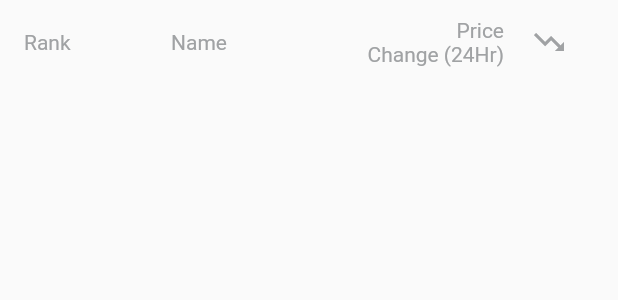
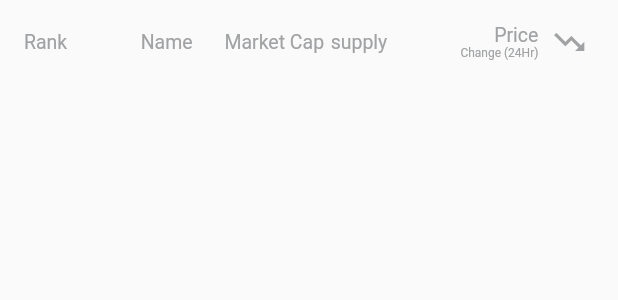
Before and after one commit to alirezabashi98/AlfaCoin, a Flutter app: the ItemTitleCryptoTablet widget shown alone on an empty page, opened directly, on a phone screen of 412 x 824 dp. Shown: the top 300 px of the screen. Run offline on Flutter 3.47's test engine with Material 2 defaults, Android fonts, the phone set to English and light mode, and no system bars; drawn by our look-alikes of auto_size_text; our stand-ins replace cached_network_image, dio, fl_chart, flutter_spinkit, get_it, responsive_builder and 2 more; missing offline and left inert: desktop_webview_window, webviewx; network calls fail.

Commit message:
The tablet mode is finished with high details . Of course, all this is only the first page, I have to work on the desktop and the first page is finished, then we go to performance and..

```diff
--- a/lib/ui/widget/tablet/item_title_crypto_tablet.dart
+++ b/lib/ui/widget/tablet/item_title_crypto_tablet.dart
@@ -1,25 +1,32 @@
 import 'package:alfa_coin/constants/constants.dart';
+import 'package:auto_size_text/auto_size_text.dart';
 import 'package:flutter/material.dart';
+import 'package:sizer/sizer.dart';
 
 class ItemTitleCryptoTablet extends StatelessWidget {
   const ItemTitleCryptoTablet({Key? key}) : super(key: key);
 
   @override
   Widget build(BuildContext context) {
-    var style = const TextStyle(color: ColorsApp.grey, fontSize: 14);
+    var style = const TextStyle(color: ColorsApp.grey, fontSize: 13);
+    var minFontSize = 7.0;
+    var maxFontSize = 14.0;
 
     return ListTile(
-      title: Text(
+      title: AutoSizeText(
+        maxLines: 1,
+        minFontSize: minFontSize,
+        maxFontSize: maxFontSize,
         'Name',
         style: style,
       ),
       leading: SizedBox(
-        width: 82.0,
+        width: 15.w,
         child: Center(
           child: Row(
             children: [
               SizedBox(
-                width: 40.0,
+                width: 8.w,
                 child: Text(
                   'Rank',
                   style: style,
@@ -27,7 +34,7 @@ class ItemTitleCryptoTablet extends StatelessWidget {
               ),
               const Spacer(),
               SizedBox(
-                width: 38.0,
+                width: 6.w,
                 child: Text(
                   '',
                   style: style,
@@ -38,27 +45,63 @@ class ItemTitleCryptoTablet extends StatelessWidget {
         ),
       ),
       trailing: SizedBox(
-        width: 200,
+        width: 60.w,
         child: Row(
           mainAxisAlignment: MainAxisAlignment.end,
           children: [
-            Column(
+            const Spacer(),
+            SizedBox(
+              width: 70,
+              child: AutoSizeText(
+                maxLines: 1,
+                minFontSize: minFontSize,
+                maxFontSize: maxFontSize,
+                "Market Cap",
+                style: style,
+                textAlign: TextAlign.start,
+              ),
+            ),
+            const Spacer(),
+            SizedBox(
+              width: 80,
+              child:
+              AutoSizeText(
+                maxLines: 1,
+                minFontSize: minFontSize,
+                maxFontSize: maxFontSize,
+                "supply",
+                style: style,
+                textAlign: TextAlign.start,
+              ),
+            ),
+            const Spacer(),
+            SizedBox(
+              width: 14.w,
+              child: Column(
                 mainAxisAlignment: MainAxisAlignment.center,
                 crossAxisAlignment: CrossAxisAlignment.end,
                 children: [
-                Text(
+                  AutoSizeText(
                     "Price",
                     style: style,
+                    maxLines: 1,
+                    minFontSize: minFontSize,
+                    maxFontSize: maxFontSize,
                   ),
-                Text(
+                  AutoSizeText(
                     "Change (24Hr)",
                     style: style,
+                    maxLines: 1,
+                    minFontSize: minFontSize,
+                    maxFontSize: maxFontSize,
                   ),
                 ],
               ),
-            const SizedBox(
-              width: 60,
-              child: Center(
+            ),
+            SizedBox(width: 1.w),
+            SizedBox(
+              width: 8.w,
+              child: const Center(
                 child: Icon(
                   Icons.trending_down,
                   size: 24,
```
Also changed, not shown: lib/ui/screen/tablet/home_tablet_screen.dart (+14 -4 lines), lib/ui/widget/tablet/item_crypto_tablet.dart (+50 -17 lines). Lines whose indentation alone changed are shown as unchanged.
